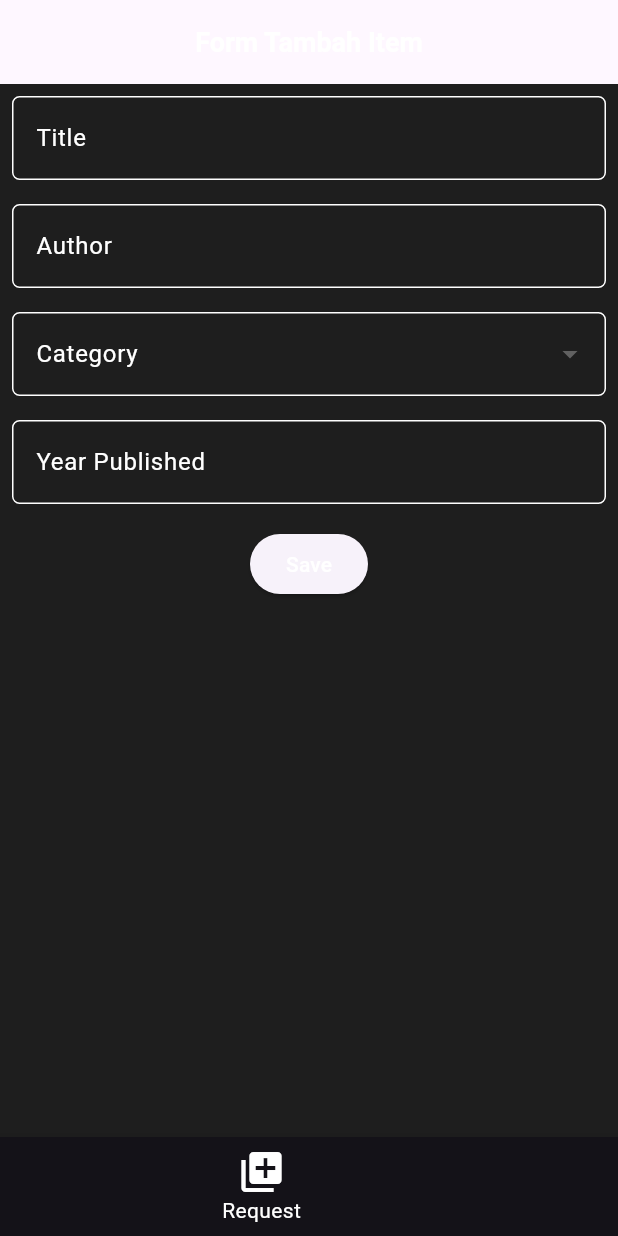
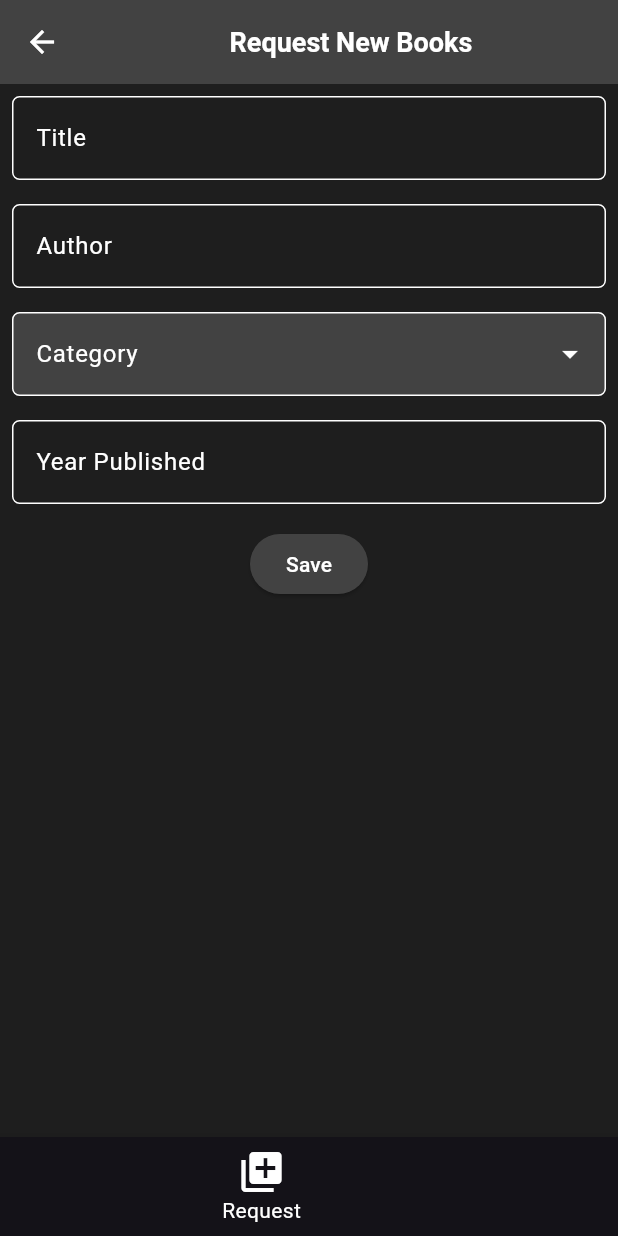
Before and after one commit to PBP-E15/LibPanda-mobile, a Flutter app: the RequestFormPage screen opened directly, on a phone screen of 412 x 824 dp. Run offline on Flutter 3.47's test engine with Material 3 defaults, Android fonts, the light colour scheme and no system bars; missing offline and left inert: pbp_django_auth; network calls fail.

Commit message:
Edit background, button, and text colors

```diff
--- a/lib/screens/form_request_buku.dart
+++ b/lib/screens/form_request_books.dart
@@ -18,7 +18,7 @@
   final _formKey = GlobalKey<FormState>();
   late String _title;
   late String _author;
-  String? _category; // Make category nullable
+  String? _category;
   late int _year;
   int _currentIndex = 2;
 
@@ -72,18 +72,19 @@
       appBar: AppBar(
         title: const Center(
           child: Text(
-            'Form Tambah Item',
+            'Request New Books',
             style: TextStyle(
               fontWeight: FontWeight.bold,
               fontSize: 18,
-              color: Colors.white, // Set text color to white
+              color: Colors.white,
             ),
           ),
         ),
+        backgroundColor: Colors.grey[800],
         foregroundColor: Colors.white,
         // leading: GestureDetector(
         //   onTap: () {
-        //     Navigator.pop(context); // Go back to the previous screen
+        //     Navigator.pop(context);
         //   },
         //   child: Icon(Icons.arrow_back),
         // ),
@@ -105,25 +106,19 @@
                   decoration: InputDecoration(
                     hintText: "Title",
                     labelText: "Title",
-                    hintStyle: TextStyle(
-                        color: Colors.white
-                            .withOpacity(0.5)), // Set hint text color
-                    labelStyle:
-                        TextStyle(color: Colors.white), // Set label text color
+                    hintStyle: TextStyle(color: Colors.white.withOpacity(0.5)),
+                    labelStyle: TextStyle(color: Colors.white),
                     border: OutlineInputBorder(
                       borderRadius: BorderRadius.circular(5.0),
-                      borderSide:
-                          BorderSide(color: Colors.white), // Set border color
+                      borderSide: BorderSide(color: Colors.white),
                     ),
                     focusedBorder: OutlineInputBorder(
                       borderRadius: BorderRadius.circular(5.0),
-                      borderSide: BorderSide(
-                          color: Colors.white), // Set focused border color
+                      borderSide: BorderSide(color: Colors.white),
                     ),
                     enabledBorder: OutlineInputBorder(
                       borderRadius: BorderRadius.circular(5.0),
-                      borderSide: BorderSide(
-                          color: Colors.white), // Set enabled border color
+                      borderSide: BorderSide(color: Colors.white),
                     ),
                   ),
                   onChanged: (String? value) {
@@ -146,25 +141,19 @@
                   decoration: InputDecoration(
                     hintText: "Author",
                     labelText: "Author",
-                    hintStyle: TextStyle(
-                        color: Colors.white
-                            .withOpacity(0.5)), // Set hint text color
-                    labelStyle:
-                        TextStyle(color: Colors.white), // Set label text color
+                    hintStyle: TextStyle(color: Colors.white.withOpacity(0.5)),
+                    labelStyle: TextStyle(color: Colors.white),
                     border: OutlineInputBorder(
                       borderRadius: BorderRadius.circular(5.0),
-                      borderSide:
-                          BorderSide(color: Colors.white), // Set border color
+                      borderSide: BorderSide(color: Colors.white),
                     ),
                     focusedBorder: OutlineInputBorder(
                       borderRadius: BorderRadius.circular(5.0),
-                      borderSide: BorderSide(
-                          color: Colors.white), // Set focused border color
+                      borderSide: BorderSide(color: Colors.white),
                     ),
                     enabledBorder: OutlineInputBorder(
                       borderRadius: BorderRadius.circular(5.0),
-                      borderSide: BorderSide(
-                          color: Colors.white), // Set enabled border color
+                      borderSide: BorderSide(color: Colors.white),
                     ),
                   ),
                   onChanged: (String? value) {
@@ -186,31 +175,36 @@
                   value: _category,
                   decoration: InputDecoration(
                     labelText: 'Category',
-                    hintStyle: TextStyle(
-                        color: Colors.white
-                            .withOpacity(0.5)), // Set hint text color
-                    labelStyle:
-                        TextStyle(color: Colors.white), // Set label text color
+                    hintStyle: TextStyle(color: Colors.white.withOpacity(0.5)),
+                    labelStyle: TextStyle(color: Colors.white),
                     border: OutlineInputBorder(
                       borderRadius: BorderRadius.circular(5.0),
-                      borderSide:
-                          BorderSide(color: Colors.white), // Set border color
+                      borderSide: BorderSide(color: Colors.white),
                     ),
                     focusedBorder: OutlineInputBorder(
                       borderRadius: BorderRadius.circular(5.0),
-                      borderSide: BorderSide(
-                          color: Colors.white), // Set focused border color
+                      borderSide: BorderSide(color: Colors.white),
                     ),
                     enabledBorder: OutlineInputBorder(
                       borderRadius: BorderRadius.circular(5.0),
-                      borderSide: BorderSide(
-                          color: Colors.white), // Set enabled border color
+                      borderSide: BorderSide(color: Colors.white),
                     ),
+                    filled: true,
+                    fillColor: Colors.grey[800],
+                  ),
+                  icon: Icon(
+                    Icons.arrow_drop_down,
+                    color: Colors.white,
                   ),
                   items: _categories.map((String category) {
                     return DropdownMenuItem<String>(
                       value: category,
-                      child: Text(category),
+                      child: Text(
+                        category,
+                        style: TextStyle(
+                          color: _category == category ? Colors.white : null,
+                        ),
+                      ),
                     );
                   }).toList(),
                   onChanged: (String? value) {
@@ -233,25 +227,19 @@
                   decoration: InputDecoration(
                     hintText: "Year Published",
                     labelText: "Year Published",
-                    hintStyle: TextStyle(
-                        color: Colors.white
-                            .withOpacity(0.5)), // Set hint text color
-                    labelStyle:
-                        TextStyle(color: Colors.white), // Set label text color
+                    hintStyle: TextStyle(color: Colors.white.withOpacity(0.5)),
+                    labelStyle: TextStyle(color: Colors.white),
                     border: OutlineInputBorder(
                       borderRadius: BorderRadius.circular(5.0),
-                      borderSide:
-                          BorderSide(color: Colors.white), // Set border color
+                      borderSide: BorderSide(color: Colors.white),
                     ),
                     focusedBorder: OutlineInputBorder(
                       borderRadius: BorderRadius.circular(5.0),
-                      borderSide: BorderSide(
-                          color: Colors.white), // Set focused border color
+                      borderSide: BorderSide(color: Colors.white),
                     ),
                     enabledBorder: OutlineInputBorder(
                       borderRadius: BorderRadius.circular(5.0),
-                      borderSide: BorderSide(
-                          color: Colors.white), // Set enabled border color
+                      borderSide: BorderSide(color: Colors.white),
                     ),
                   ),
                   onChanged: (String? value) {
@@ -275,7 +263,10 @@
                 child: Padding(
                   padding: const EdgeInsets.all(8.0),
                   child: ElevatedButton(
-                    style: ButtonStyle(),
+                    style: ButtonStyle(
+                      backgroundColor:
+                          MaterialStateProperty.all(Colors.grey[800]),
+                    ),
                     onPressed: () {
                       if (_formKey.currentState!.validate()) {
                         RequestedBooks newItem = RequestedBooks(
```
Also changed, not shown: lib/screens/list_requested_books.dart (+15 -10 lines), lib/screens/request_books.dart (+14 -12 lines), 1 other file.
